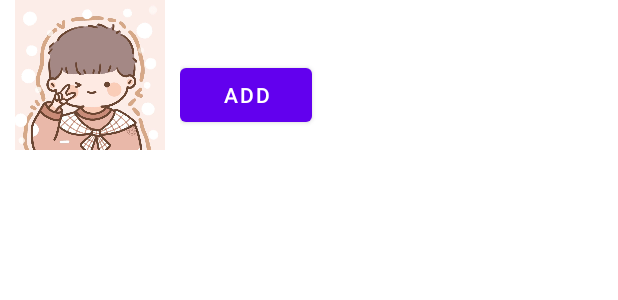
After one commit to tlphat/WeShare, an Android app: the layout item_search.xml on its own in the app's theme, with its tools: preview values and no code run, on a phone screen of 412 x 824 dp. The commit adds this screen. Shown: the top 300 px of the screen. Run offline under Robolectric (Android 15) with nearby library versions, the phone set to English and light mode, and no system bars.

Commit message:
Search user to add friend

```diff
--- a/app/build.gradle
+++ b/app/build.gradle
@@ -41,6 +41,9 @@ dependencies {
     implementation 'com.google.android.material:material:1.3.0'
     implementation 'androidx.constraintlayout:constraintlayout:2.0.4'
     implementation 'com.google.firebase:firebase-auth:20.0.4'
+    implementation 'com.android.support:design:26.1.0'
+    implementation 'androidx.navigation:navigation-fragment:2.2.2'
+    implementation 'androidx.navigation:navigation-ui:2.2.2'
     testImplementation 'junit:junit:4.13.2'
     androidTestImplementation 'androidx.test.ext:junit:1.1.2'
     androidTestImplementation 'androidx.test.espresso:espresso-core:3.3.0'
--- a/app/src/main/AndroidManifest.xml
+++ b/app/src/main/AndroidManifest.xml
@@ -12,6 +12,7 @@
         android:roundIcon="@mipmap/ic_launcher_round"
         android:supportsRtl="true"
         android:theme="@style/Theme.WeShare">
+        <activity android:name=".AddFriendActivity"></activity>
         <activity android:name=".ContactActivity" />
         <activity android:name=".RegisterActivity" />
         <activity android:name=".ChatBoxActivity" />
--- a/app/src/main/java/com/hcmus/android/weshare/retrofit/ApiInterface.java
+++ b/app/src/main/java/com/hcmus/android/weshare/retrofit/ApiInterface.java
@@ -12,7 +12,7 @@ import retrofit2.http.POST;
 import retrofit2.http.Path;
 
 public interface ApiInterface {
-    @GET("channels/{uid}")
+    @GET("users/{uid}/friends")
     Call<List<ContactViewModel>> getContacts(@Path("uid") String uid);
 
     @GET("users/{uid}")
--- /dev/null
+++ b/app/src/main/res/layout/item_search.xml
@@ -0,0 +1,50 @@
+<?xml version="1.0" encoding="utf-8"?>
+
+<layout
+    xmlns:android="http://schemas.android.com/apk/res/android">
+    <data class = "SearchBinding">
+        <variable
+            name="viewModel"
+            type="com.hcmus.android.weshare.viewmodel.SearchItemViewModel" />
+    </data>
+
+    <LinearLayout
+        android:id="@+id/contactRow"
+        android:layout_width="match_parent"
+        android:layout_height="wrap_content"
+        android:layout_marginLeft="10dp"
+        android:layout_marginRight="10dp"
+        android:orientation="horizontal"
+        android:layout_marginBottom="5dp">
+
+        <ImageButton
+            android:layout_width="100dp"
+            android:layout_height="100dp"
+            android:src = "@drawable/dummy_avatar"
+            android:scaleType="fitCenter"
+            android:background="@null"/>
+        <LinearLayout
+            android:layout_width="match_parent"
+            android:layout_height="wrap_content"
+            android:layout_marginLeft="10dp"
+            android:layout_gravity="center"
+            android:orientation="vertical"
+            >
+            <TextView
+                android:layout_width="match_parent"
+                android:layout_height="wrap_content"
+                android:text="@{viewModel.user.email}"
+                android:textSize="20sp"
+                android:textStyle="bold" />
+            <Button
+                android:layout_width="wrap_content"
+                android:layout_height="wrap_content"
+                android:id="@+id/add_friend_button"
+                android:text="@string/add_friend_button_text"
+                android:onClick="addFriendButtonClick"
+                />
+        </LinearLayout>
+
+
+    </LinearLayout>
+</layout>
```
Also changed, not shown: app/src/main/java/com/hcmus/android/weshare/AddFriendActivity.java (added, +75 -0 lines), app/src/main/java/com/hcmus/android/weshare/ContactActivity.java (+10 -0 lines), app/src/main/java/com/hcmus/android/weshare/adapter/SearchResultListAdapter.java (added, +74 -0 lines), app/src/main/java/com/hcmus/android/weshare/repository/SearchResultRepository.java (added, +58 -0 lines), app/src/main/java/com/hcmus/android/weshare/viewmodel/SearchItemViewModel.java (added, +12 -0 lines), app/src/main/java/com/hcmus/android/weshare/viewmodel/SearchResultListViewModel.java (added, +34 -0 lines), app/src/main/res/layout/activity_add_friend.xml (added, +22 -0 lines), app/src/main/res/layout/activity_contact.xml (+7 -0 lines), app/src/main/res/navigation/nav_graph.xml (added, +28 -0 lines), app/src/main/res/values/strings.xml (+13 -0 lines), app/src/main/res/values/themes.xml (+9 -0 lines).
